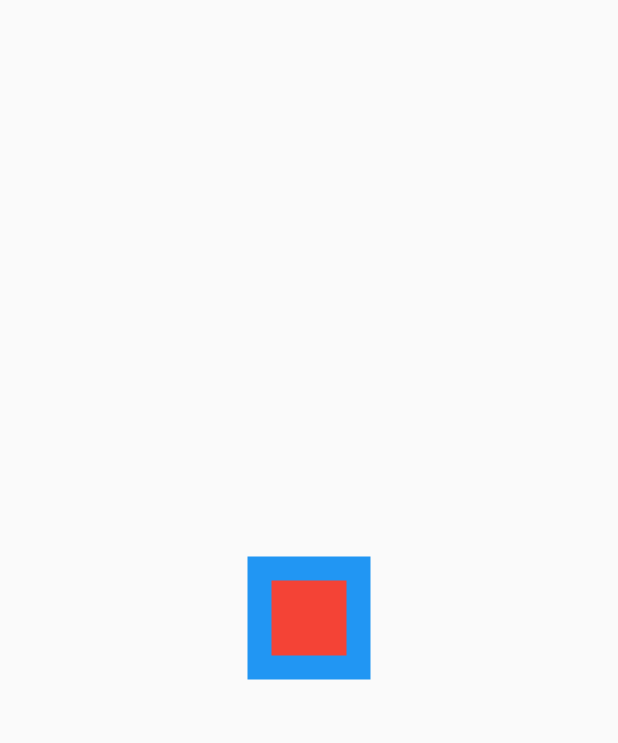
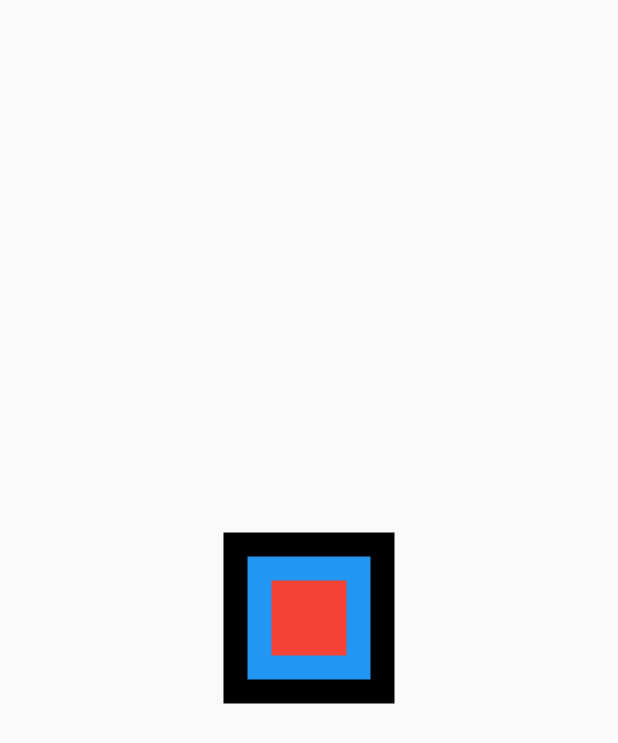
Before and after one commit to hwan33/flutter, a Flutter app: the screen it shows after launch, on a phone screen of 412 x 824 dp. Shown: the top 743 px of the screen. Run offline on Flutter 3.47's test engine with Material 2 defaults, Android fonts, the phone set to English and light mode, and no system bars.

Commit message:
디자인 관련 위젯 - margin

```diff
--- a/lib/main.dart
+++ b/lib/main.dart
@@ -12,13 +12,17 @@ class MyApp extends StatelessWidget {
       home: Scaffold(
         body: Center(
           child: Container(
-            color: Colors.blue,
-            child: Padding(
-              padding: EdgeInsets.all(16.0),
-              child: Container(
-                color: Colors.red,
-                width: 50.0,
-                height: 50.0,
+            color: Colors.black,
+            child: Container(
+              color: Colors.blue,
+              margin: EdgeInsets.all(16.0),
+              child: Padding(
+                padding: EdgeInsets.all(16.0),
+                child: Container(
+                  color: Colors.red,
+                  height: 50,
+                  width: 50,
+                ),
               ),
             ),
           ),
```
